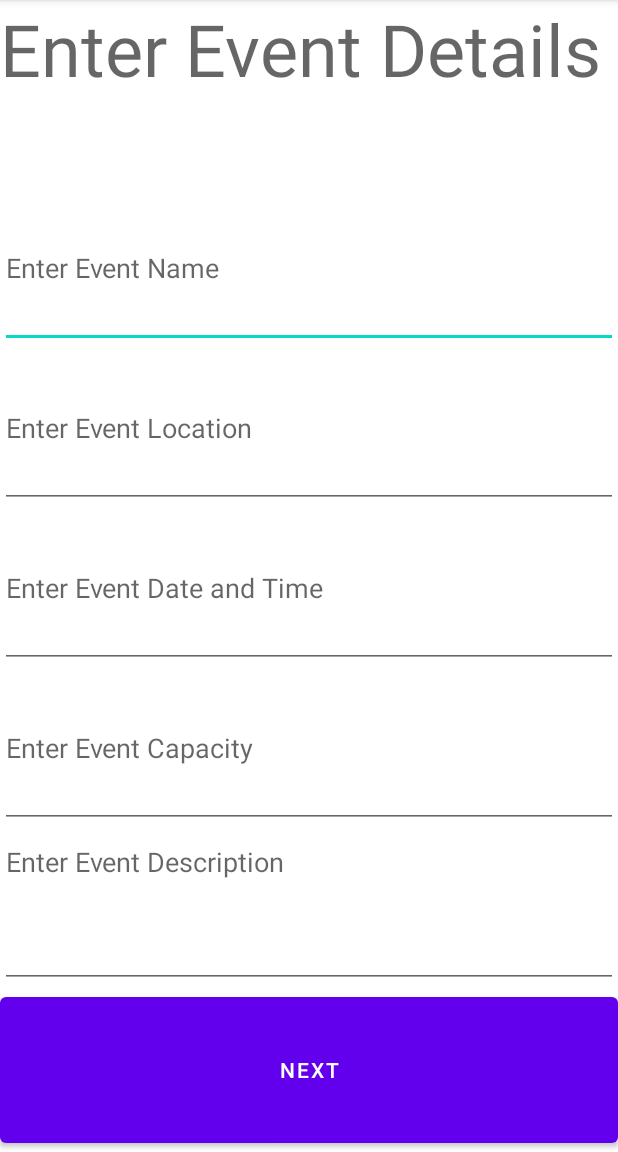
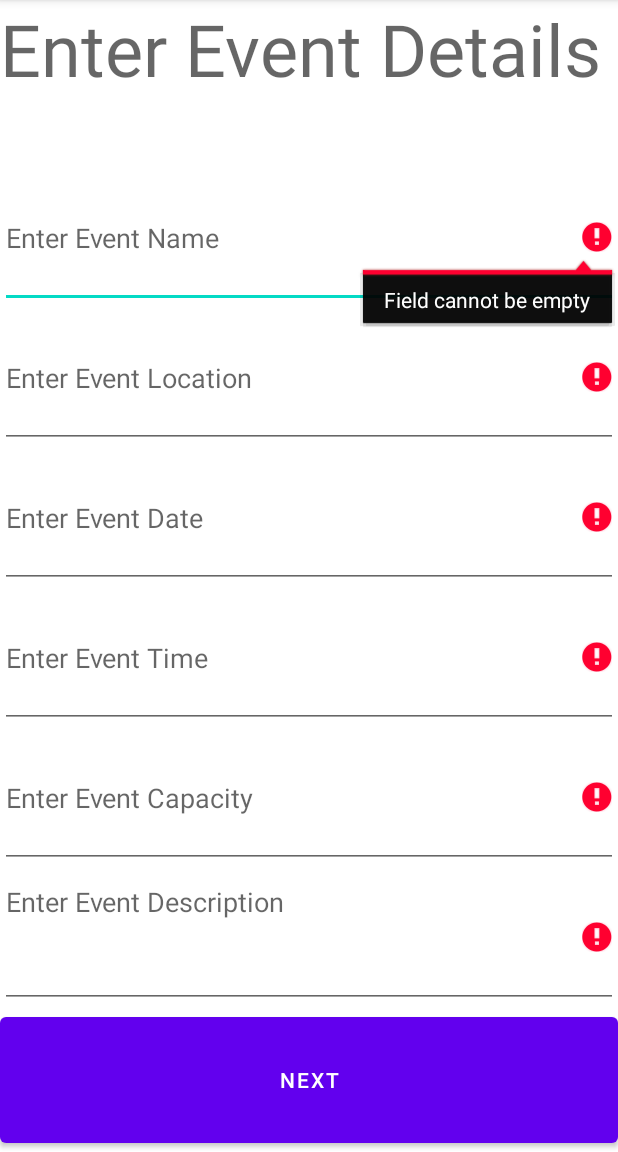
Before and after one commit to CMPUT301W24T05/PlaceHolderProjectName, an Android app: the EnterEventDetailsActivity screen opened directly, with no data from a screen before it, after a tap on "NEXT", on a phone screen of 412 x 824 dp, the part 84-1236 px from its top. Run offline under Robolectric (Android 15) with nearby library versions, the phone set to English and light mode, and no system bars.

Commit message:
eventDetails page is done, just need to test

```diff
--- a/app/src/main/java/ca/cmput301t05/placeholder/MainActivity.java
+++ b/app/src/main/java/ca/cmput301t05/placeholder/MainActivity.java
@@ -68,8 +68,8 @@ public class MainActivity extends AppCompatActivity {
 
         Event test_event = new Event("Test", "Testing", 5);
 
-        //Intent intent = new Intent(this, EnterEventDetailsActivity.class);
-        //startActivity(intent);
+        Intent intent = new Intent(this, EnterEventDetailsActivity.class);
+        startActivity(intent);
         //finish();
     }
 
--- a/app/src/main/java/ca/cmput301t05/placeholder/events/EnterEventDetailsActivity.java
+++ b/app/src/main/java/ca/cmput301t05/placeholder/events/EnterEventDetailsActivity.java
@@ -1,15 +1,16 @@
 package ca.cmput301t05.placeholder.events;
 
+import android.app.DatePickerDialog;
+import android.app.TimePickerDialog;
 import android.os.Bundle;
 import android.view.View;
 import android.widget.Button;
+import android.widget.DatePicker;
 import android.widget.EditText;
 import android.widget.TimePicker;
 
 import androidx.annotation.Nullable;
 import androidx.appcompat.app.AppCompatActivity;
-
-import com.google.type.PostalAddress;
 
 import java.util.Calendar;
 
@@ -21,7 +22,7 @@ public class EnterEventDetailsActivity extends AppCompatActivity {
 
     private EditText eventLocation;
 
-    private EditText eventTime;
+    private EditText eventDate;
 
     private EditText eventCapacity;
 
@@ -29,60 +30,143 @@ public class EnterEventDetailsActivity extends AppCompatActivity {
 
     private Button nextButton;
 
+    private EditText eventTime;
+
 
     protected void onCreate(@Nullable Bundle savedInstanceState) {
         super.onCreate(savedInstanceState);
         setContentView(R.layout.event_enterdetails);
 
         eventName = findViewById(R.id.enterEventName);
+
+        //need to do this as well
         eventLocation = findViewById(R.id.enterLocation);
-        eventTime = findViewById(R.id.enterDateTime);
+
+        //need to make this better
+        eventDate = findViewById(R.id.enterDate);
+
+        eventTime = findViewById(R.id.enterTime);
+
+        final Calendar[] c = new Calendar[1];
+
+        eventTime.setOnClickListener(new View.OnClickListener() {
+            @Override
+            public void onClick(View view) {
+                int hour = c[0].get(Calendar.HOUR_OF_DAY);
+                int minute = c[0].get(Calendar.MINUTE);
+
+                TimePickerDialog timePickerDialog = new TimePickerDialog(EnterEventDetailsActivity.this,
+                        new TimePickerDialog.OnTimeSetListener() {
+                            @Override
+                            public void onTimeSet(TimePicker view, int hourOfDay,
+                                                  int minute) {
+                                // on below line we are setting selected time
+                                // in our text view.
+                                eventTime.setText(hourOfDay + ":" + minute);
+                            }
+                        }, hour, minute, false);
+                // at last we are calling show to
+                // display our time picker dialog.
+                timePickerDialog.show();
+            }
+        });
+
+        eventDate.setOnClickListener(new View.OnClickListener() {
+            @Override
+            public void onClick(View view) {
+                c[0] = Calendar.getInstance();
+
+                int year = c[0].get(Calendar.YEAR);
+                int month = c[0].get(Calendar.MONTH);
+                int day = c[0].get(Calendar.DAY_OF_MONTH);
+
+                DatePickerDialog datePickerDialog = new DatePickerDialog(
+                        // on below line we are passing context.
+                        EnterEventDetailsActivity.this,
+                        new DatePickerDialog.OnDateSetListener() {
+                            @Override
+                            public void onDateSet(DatePicker view, int year,
+                                                  int monthOfYear, int dayOfMonth) {
+                                // on below line we are setting date to our text view.
+                                eventDate.setText(dayOfMonth + "-" + (monthOfYear + 1) + "-" + year);
+
+                            }
+                        },
+
+                        year, month, day);
+
+                datePickerDialog.show();
+            }
+        });
+
+
+
+
         eventDescripiton = findViewById(R.id.enterEventDescription);
         eventCapacity = findViewById(R.id.enterEventCapacity);
 
         nextButton = findViewById(R.id.eventDetailNextPage);
 
+        Event newEvent[] = new Event[1];
+
         nextButton.setOnClickListener(new View.OnClickListener() {
             @Override
             public void onClick(View view) {
 
-                String eName = eventName.toString();
-                //need to change this to the geolocation in google
-                String eLocation = eventLocation.toString();
+                String eName = eventName.getText().toString().trim();
 
-                //change this to the date thing
-                String eTime = eventTime.toString();
+                boolean error = false;
 
-                String eDescription = eventDescripiton.toString();
-
-                String cap = eventCapacity.toString();
-
-                //need a better way of doing this
                 if (eName.isEmpty()){
-                    eventName.setError("This field is required");
+                    eventName.setError("Field cannot be empty");
+                    error = true;
                 }
 
-                if (eLocation.isEmpty()){
-                    eventLocation.setError("This field is required");
+                String location = eventLocation.getText().toString().trim();
+
+                if (location.isEmpty()){
+                    eventLocation.setError("Field cannot be empty");
+                    error = true;
                 }
 
-                if (eTime.isEmpty()){
-                    eventTime.setError("This field is required");
+                String eDate = eventDate.getText().toString().trim();
+
+                if(eDate.isEmpty()){
+                    eventDate.setError("Field cannot be empty");
+                    error = true;
                 }
 
-                if (eDescription.isEmpty()){
-                    eventDescripiton.setError("This field is required");
+                String eTime = eventTime.getText().toString().trim();
+
+                if (eTime.isEmpty()){
+                    eventTime.setError("Field cannot be empty");
+                    error = true;
                 }
 
-                if (cap.isEmpty()){
-                    eventCapacity.setError("This field is required");
+                String eDescription = eventDescripiton.getText().toString().trim();
+
+                if (eDescription.isEmpty()){
+                    eventDescripiton.setError("Field cannot be empty");
+                    error = true;
                 }
 
-                int eCapacity = Integer.parseInt(eventCapacity.toString());
+                String capacity = eventCapacity.getText().toString().trim();
 
+                if (capacity.isEmpty()){
+                    eventCapacity.setError("Field cannot be empty");
+                    error = true;
+                }
 
+                if (error){
+                    return;
+                }
 
+                newEvent[0].setEventDate(c[0]);
+                newEvent[0].setEventName(eName);
+                newEvent[0].setEventInfo(eDescription);
+                newEvent[0].sendEventToDatabase();
 
+                finish();
 
             }
         });
@@ -90,13 +174,8 @@ public class EnterEventDetailsActivity extends AppCompatActivity {
 
 
 
-        Event createdEvent = new Event(eventName.toString(), eventDescripiton.toString(), 100);
-
-
-
-
-
 
     }
 
+
 }
--- a/app/src/main/java/ca/cmput301t05/placeholder/events/Event.java
+++ b/app/src/main/java/ca/cmput301t05/placeholder/events/Event.java
@@ -32,6 +32,10 @@ public class Event {
 
     HashMap<String, Integer> attendees; //stored this way for the database
     //string = profileID, int = # of times checked in
+
+    public Event(){
+        this.eventID = UUID.randomUUID();
+    }
 
     public Event(UUID eventID){
         //please call getEventDatabase to this otherwise will error
--- a/app/src/main/res/layout/event_enterdetails.xml
+++ b/app/src/main/res/layout/event_enterdetails.xml
@@ -32,12 +32,23 @@
         android:inputType="textPostalAddress" />
 
     <EditText
-        android:id="@+id/enterDateTime"
+        android:id="@+id/enterDate"
         android:layout_width="match_parent"
         android:layout_height="wrap_content"
         android:layout_weight="1"
         android:ems="10"
+        android:focusable="false"
         android:hint="@string/enter_event_date"
+        android:inputType="time" />
+
+    <EditText
+        android:id="@+id/enterTime"
+        android:layout_width="match_parent"
+        android:layout_height="wrap_content"
+        android:layout_weight="1"
+        android:ems="10"
+        android:focusable="false"
+        android:hint='Enter Event Time'
         android:inputType="time" />
 
     <EditText
--- a/app/src/main/res/values/strings.xml
+++ b/app/src/main/res/values/strings.xml
@@ -5,7 +5,7 @@
     <string name="title_notifications">Notifications</string>
     <string name="enter_event_name">Enter Event Name</string>
     <string name="enter_event_location">Enter Event Location</string>
-    <string name="enter_event_date">Enter Event Date and Time</string>
+    <string name="enter_event_date">Enter Event Date</string>
     <string name="enter_event_capacity">Enter Event Capacity</string>
     <string name="enter_event_description">Enter Event Description</string>
 </resources>
```
